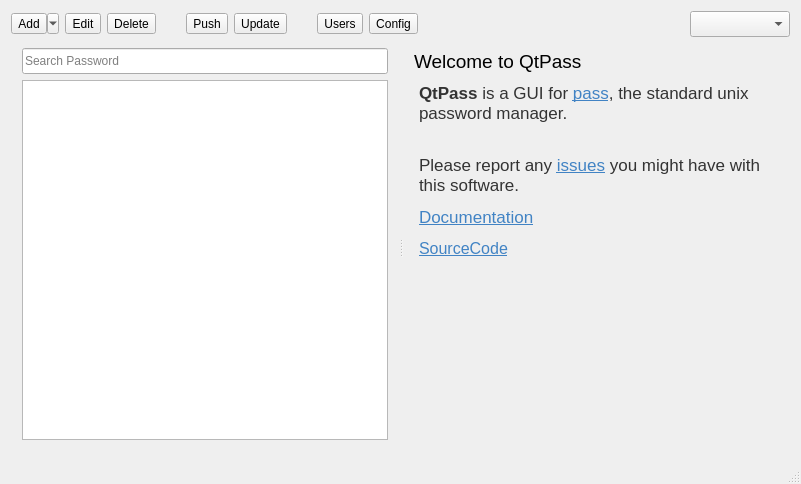
Qt form mainwindow.ui (IJHack/QtPass) before a commit.
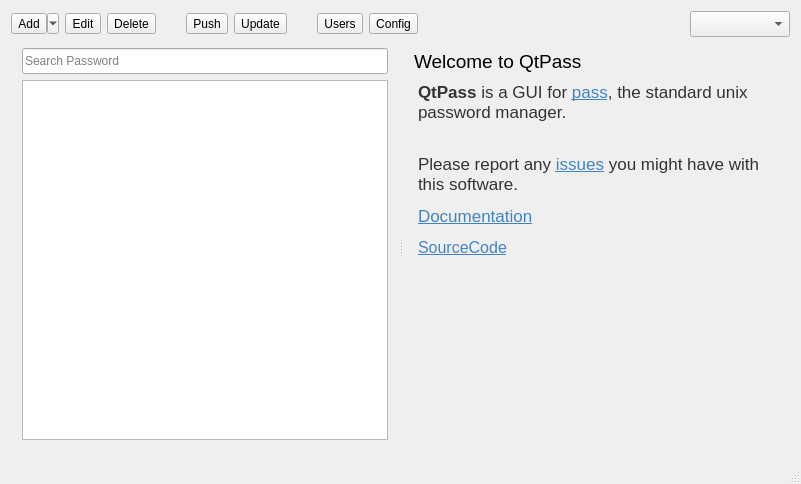
The same form after that commit. Icons and pictures are not drawn. Custom widgets are drawn as their Qt base class.

```diff
--- a/mainwindow.ui
+++ b/mainwindow.ui
@@ -375,9 +375,15 @@
           <property name="styleSheet">
            <string notr="true">background: transparent</string>
           </property>
+          <property name="frameShape">
+           <enum>QFrame::NoFrame</enum>
+          </property>
           <property name="frameShadow">
            <enum>QFrame::Plain</enum>
           </property>
+          <property name="lineWidth">
+           <number>0</number>
+          </property>
           <property name="html">
            <string>&lt;!DOCTYPE HTML PUBLIC &quot;-//W3C//DTD HTML 4.0//EN&quot; &quot;http://www.w3.org/TR/REC-html40/strict.dtd&quot;&gt;
 &lt;html&gt;&lt;head&gt;&lt;meta name=&quot;qrichtext&quot; content=&quot;1&quot; /&gt;&lt;style type=&quot;text/css&quot;&gt;
```
